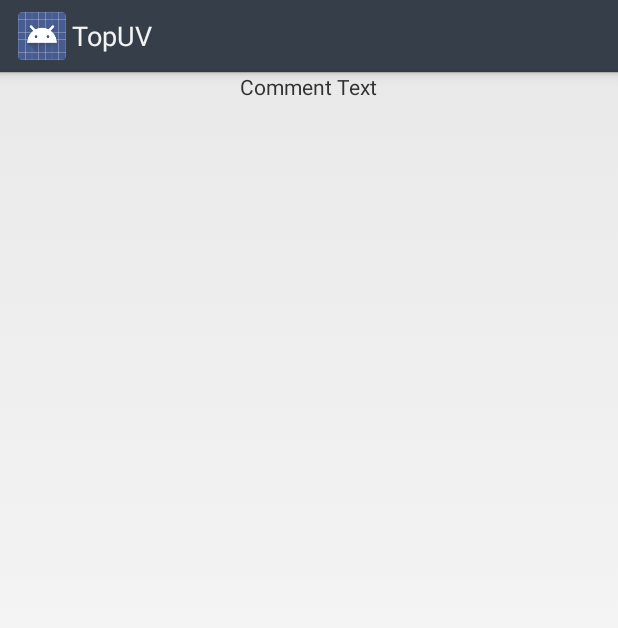
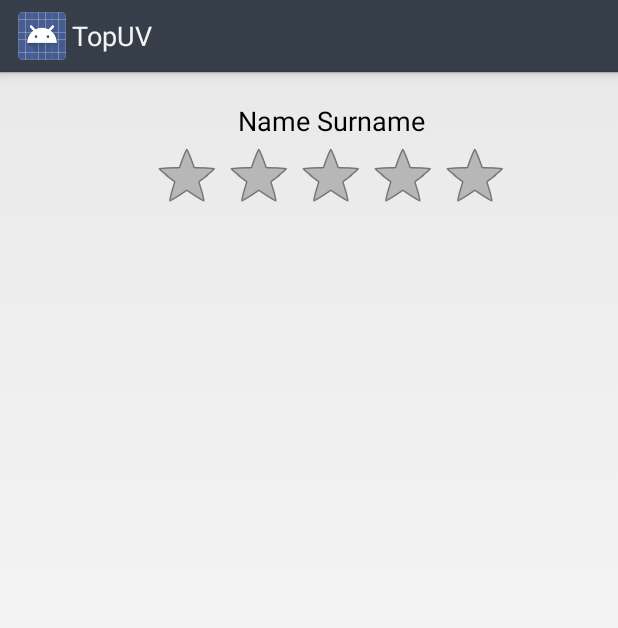
Before and after one commit to JulesHirault/TopUV, an Android app: the layout comments_page.xml on its own in the app's theme, with its tools: preview values and no code run, on a phone screen of 412 x 824 dp. Shown: the top 628 px of the screen. Run offline under Robolectric (Android 15) with nearby library versions, the phone set to English and light mode, and no system bars.

Commit message:
Update Comments Fragment Comments Fragment now working Modify comment.php to perform with the app and the database modifications

```diff
--- a/TopUV/src/main/java/com/if26/topuv/fragment/DescriptionFragment.java
+++ b/TopUV/src/main/java/com/if26/topuv/fragment/DescriptionFragment.java
@@ -54,7 +54,7 @@ public class DescriptionFragment extends Fragment implements View.OnTouchListene
 
         ratingBar.setFocusable(false);
         ratingBar.setOnTouchListener(this);
-        ratingBar.setRating(description.avg_mark / 2);
+        ratingBar.setRating(((float) description.avg_mark) / 4);
 
         if(description.curricula != null){
             prgTextView.setText(description.curricula);
--- a/TopUV/src/main/java/com/if26/topuv/models/Student.java
+++ b/TopUV/src/main/java/com/if26/topuv/models/Student.java
@@ -1,15 +1,17 @@
 package com.if26.topuv.models;
+
+import android.graphics.Bitmap;
 
 /**
  * Created by Flo on 12/12/2013.
  */
 public class Student {
-    public String id;
+    public int id;
     public String login;
     public String password;
     public String name;
     public String surname;
-    public String picture;
+    public Bitmap picture;
     public String token;
 
     public String getIdentity()
--- a/TopUV/src/main/res/layout/comments_page.xml
+++ b/TopUV/src/main/res/layout/comments_page.xml
@@ -4,11 +4,57 @@
     android:orientation="vertical" android:layout_width="match_parent"
     android:layout_height="match_parent">
 
+    <LinearLayout
+        android:orientation="horizontal" android:layout_width="fill_parent"
+        android:layout_height="wrap_content">
+        <ImageView
+            android:layout_width="wrap_content"
+            android:layout_height="wrap_content"
+            android:id="@+id/studentPicture"
+            android:maxWidth="40dp"
+            android:maxHeight="40dp"
+            android:paddingRight="10dp"
+            android:paddingTop="20dp"
+            android:paddingLeft="20dp"
+            android:paddingBottom="20dp" />
+        <LinearLayout
+            android:orientation="vertical" android:layout_width="fill_parent"
+            android:layout_height="wrap_content"
+            android:layout_marginLeft="0dp"
+            android:layout_marginTop="20dp">
+            <TextView
+                android:layout_width="wrap_content"
+                android:layout_height="wrap_content"
+                android:textAppearance="?android:attr/textAppearanceMedium"
+                android:text="Name Surname"
+                android:id="@+id/studentName"
+                android:layout_gravity="center_horizontal" />
+
+            <RatingBar
+                android:layout_width="wrap_content"
+                android:layout_height="wrap_content"
+                android:id="@+id/studentMark"
+                android:layout_gravity="center_horizontal" />
+        </LinearLayout>
+    </LinearLayout>
+
+
     <TextView
+        android:id="@+id/commentTextView"
+        android:layout_width="match_parent"
+        android:layout_height="wrap_content"
+        android:singleLine="false"
+        android:layout_centerHorizontal="true"
+        android:layout_centerVertical="true"
+        android:layout_marginLeft="20dp"
+        android:layout_marginRight="20dp" />
+
+    <TextView
+        android:id="@android:id/empty"
         android:layout_width="wrap_content"
         android:layout_height="wrap_content"
-        android:textAppearance="?android:attr/textAppearanceSmall"
-        android:text="Comment Text"
-        android:id="@+id/commentsTextView"
-        android:layout_gravity="center_horizontal" />
+        android:layout_centerHorizontal="true"
+        android:layout_centerVertical="true"
+        android:text="" />
+
 </LinearLayout>
```
Also changed, not shown: TopUV/src/main/java/com/if26/topuv/activities/TabActivity.java (+14 -0 lines), TopUV/src/main/java/com/if26/topuv/constants/WSConstants.java (+26 -3 lines), TopUV/src/main/java/com/if26/topuv/fragment/CommentsFragment.java (+49 -7 lines), TopUV/src/main/java/com/if26/topuv/fragment/TabFragment.java (+10 -0 lines), TopUV/src/main/java/com/if26/topuv/models/Comment.java (added, +15 -0 lines), TopUV/src/main/java/com/if26/topuv/services/CommentsService.java (added, +114 -0 lines), 4 other files.
